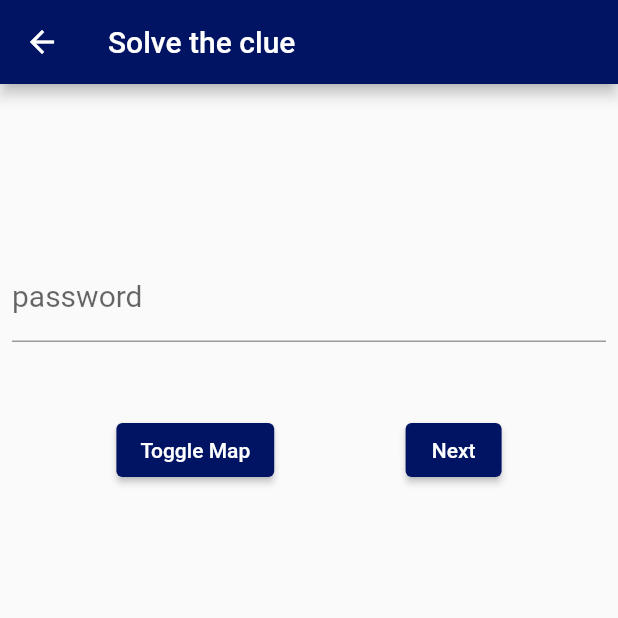
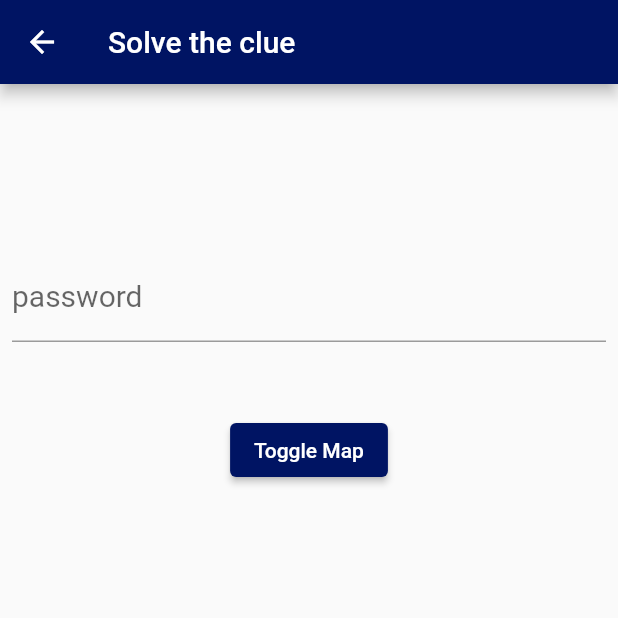
Before and after one commit to hamzahey/ScavengerHuntapp_using_flutter, a Flutter app: the Page7 screen opened directly with empty values, on a phone screen of 412 x 824 dp, the top half of it. Run offline on Flutter 3.47's test engine with Material 2 defaults, Android fonts, the phone set to English and light mode, and no system bars; our stand-ins replace shared_preferences; accounts and stored records are empty.

```diff
--- a/lib/page7.dart
+++ b/lib/page7.dart
@@ -140,15 +140,15 @@ class _Page7State extends State<Page7> {
                     child: Text("Toggle Map"),
                   ),
                 ),
-                Container(
-                  margin: EdgeInsets.all(10),
-                  child: ElevatedButton(
-                    onPressed: () {
-                      login();
-                    },
-                    child: Text("Next"),
-                  ),
-                ),
+                // Container(
+                //   margin: EdgeInsets.all(10),
+                //   child: ElevatedButton(
+                //     onPressed: () {
+                //       login();
+                //     },
+                //     child: Text("Next"),
+                //   ),
+                // ),
               ],
             ),
             // Conditionally render the image
```
